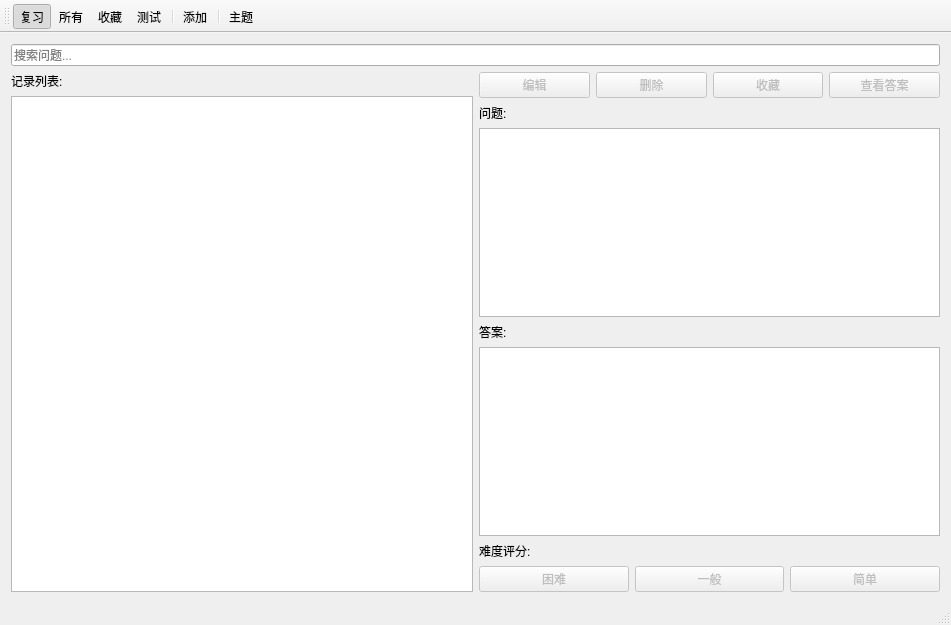
Qt form reviewapp.ui (MornVenus/ReviewApp) before a commit.
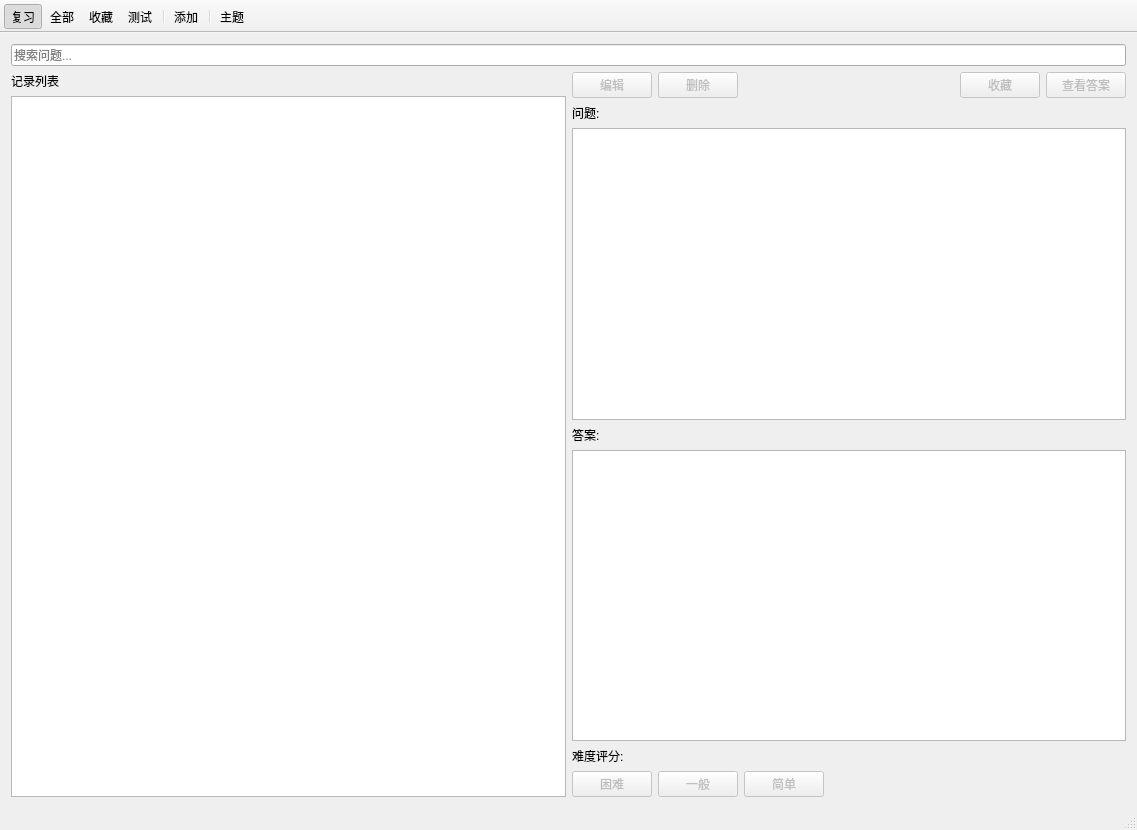
The same form after that commit. Icons and pictures are not drawn.

```diff
--- a/reviewapp.ui
+++ b/reviewapp.ui
@@ -6,8 +6,8 @@
    <rect>
     <x>0</x>
     <y>0</y>
-    <width>951</width>
-    <height>625</height>
+    <width>1137</width>
+    <height>830</height>
    </rect>
   </property>
   <property name="windowTitle">
@@ -29,7 +29,7 @@
         <item>
          <widget class="QLabel" name="label_4">
           <property name="text">
-           <string>记录列表:</string>
+           <string>记录列表</string>
           </property>
          </widget>
         </item>
@@ -68,6 +68,19 @@
             </property>
            </widget>
           </item>
+          <item>
+           <spacer name="horizontalSpacer">
+            <property name="orientation">
+             <enum>Qt::Orientation::Horizontal</enum>
+            </property>
+            <property name="sizeHint" stdset="0">
+             <size>
+              <width>40</width>
+              <height>20</height>
+             </size>
+            </property>
+           </spacer>
+          </item>
           <item>
            <widget class="QPushButton" name="favBtn">
             <property name="enabled">
@@ -178,6 +191,19 @@
             </property>
            </widget>
           </item>
+          <item>
+           <spacer name="horizontalSpacer_2">
+            <property name="orientation">
+             <enum>Qt::Orientation::Horizontal</enum>
+            </property>
+            <property name="sizeHint" stdset="0">
+             <size>
+              <width>40</width>
+              <height>20</height>
+             </size>
+            </property>
+           </spacer>
+          </item>
          </layout>
         </item>
        </layout>
@@ -187,6 +213,9 @@
    </layout>
   </widget>
   <widget class="QToolBar" name="mainToolBar">
+   <property name="movable">
+    <bool>false</bool>
+   </property>
    <attribute name="toolBarArea">
     <enum>TopToolBarArea</enum>
    </attribute>
@@ -222,7 +251,7 @@
     <bool>true</bool>
    </property>
    <property name="text">
-    <string>所有</string>
+    <string>全部</string>
    </property>
    <property name="menuRole">
     <enum>QAction::MenuRole::NoRole</enum>
```
Left out of the diff: 60 changed lines with no effect on the pictures.
